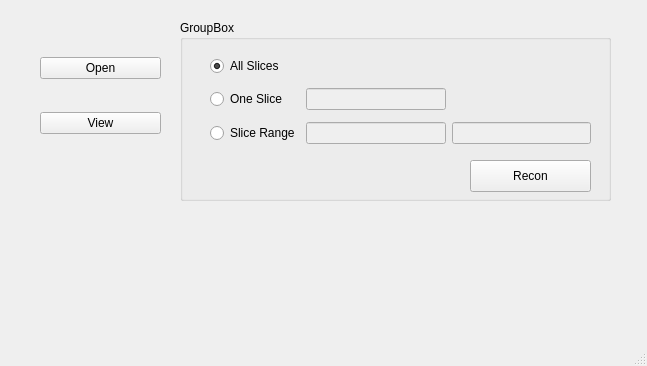
First picture: the form in xni/ui/mainwindow.ui, repository hyounggyu/xni, before the edit.
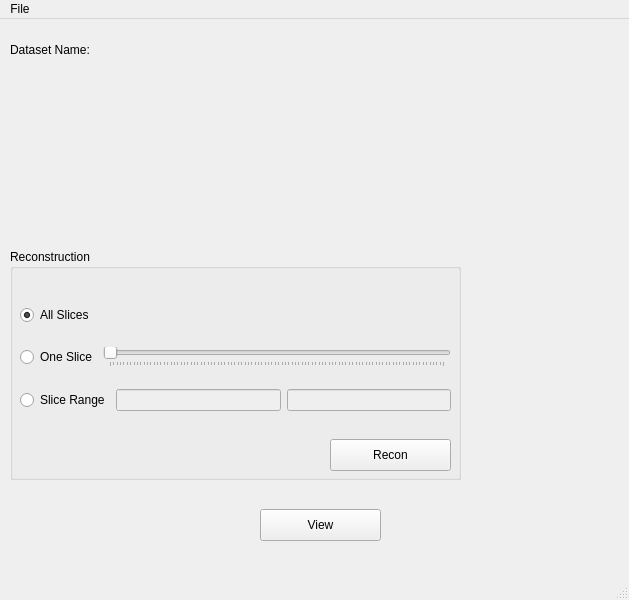
Second picture: the form after the edit.

Commit message: Open exist dataset

```diff
--- a/xni/ui/mainwindow.ui
+++ b/xni/ui/mainwindow.ui
@@ -9,57 +9,31 @@
    <rect>
     <x>0</x>
     <y>0</y>
-    <width>647</width>
-    <height>366</height>
+    <width>629</width>
+    <height>600</height>
    </rect>
   </property>
   <property name="windowTitle">
    <string>MainWindow</string>
   </property>
   <widget class="QWidget" name="centralwidget">
-   <widget class="QWidget" name="verticalLayoutWidget">
-    <property name="geometry">
-     <rect>
-      <x>40</x>
-      <y>30</y>
-      <width>121</width>
-      <height>131</height>
-     </rect>
-    </property>
-    <layout class="QVBoxLayout" name="verticalLayout">
-     <item>
-      <widget class="QPushButton" name="openButton">
-       <property name="text">
-        <string>Open</string>
-       </property>
-      </widget>
-     </item>
-     <item>
-      <widget class="QPushButton" name="viewButton">
-       <property name="text">
-        <string>View</string>
-       </property>
-      </widget>
-     </item>
-    </layout>
-   </widget>
    <widget class="QGroupBox" name="groupBox">
     <property name="geometry">
      <rect>
-      <x>180</x>
-      <y>20</y>
-      <width>431</width>
-      <height>181</height>
+      <x>10</x>
+      <y>230</y>
+      <width>451</width>
+      <height>231</height>
      </rect>
     </property>
     <property name="title">
-     <string>GroupBox</string>
+     <string>Reconstruction</string>
     </property>
     <widget class="QPushButton" name="reconButton">
      <property name="geometry">
       <rect>
-       <x>290</x>
-       <y>140</y>
+       <x>320</x>
+       <y>190</y>
        <width>121</width>
        <height>32</height>
       </rect>
@@ -68,17 +42,17 @@
       <string>Recon</string>
      </property>
     </widget>
-    <widget class="QWidget" name="gridLayoutWidget">
+    <widget class="QWidget" name="verticalLayoutWidget">
      <property name="geometry">
       <rect>
-       <x>30</x>
-       <y>30</y>
-       <width>381</width>
-       <height>101</height>
+       <x>10</x>
+       <y>40</y>
+       <width>431</width>
+       <height>141</height>
       </rect>
      </property>
-     <layout class="QGridLayout" name="gridLayout">
-      <item row="0" column="0">
+     <layout class="QVBoxLayout" name="verticalLayout">
+      <item>
        <widget class="QRadioButton" name="radioButton">
         <property name="baseSize">
          <size>
@@ -94,60 +68,119 @@
         </property>
        </widget>
       </item>
-      <item row="2" column="1">
-       <widget class="QLineEdit" name="lineEdit_2">
-        <property name="enabled">
-         <bool>false</bool>
-        </property>
-       </widget>
+      <item>
+       <layout class="QHBoxLayout" name="horizontalLayout">
+        <item>
+         <widget class="QRadioButton" name="radioButton_2">
+          <property name="text">
+           <string>One Slice</string>
+          </property>
+         </widget>
+        </item>
+        <item>
+         <widget class="QSlider" name="horizontalSlider">
+          <property name="enabled">
+           <bool>false</bool>
+          </property>
+          <property name="orientation">
+           <enum>Qt::Horizontal</enum>
+          </property>
+          <property name="tickPosition">
+           <enum>QSlider::TicksBelow</enum>
+          </property>
+         </widget>
+        </item>
+       </layout>
       </item>
-      <item row="2" column="0">
-       <widget class="QRadioButton" name="radioButton_3">
-        <property name="text">
-         <string>Slice Range</string>
-        </property>
-       </widget>
-      </item>
-      <item row="1" column="0">
-       <widget class="QRadioButton" name="radioButton_2">
-        <property name="text">
-         <string>One Slice</string>
-        </property>
-       </widget>
-      </item>
-      <item row="1" column="1">
-       <widget class="QLineEdit" name="lineEdit">
-        <property name="enabled">
-         <bool>false</bool>
-        </property>
-        <property name="text">
-         <string/>
-        </property>
-        <property name="placeholderText">
-         <string/>
-        </property>
-       </widget>
-      </item>
-      <item row="2" column="2">
-       <widget class="QLineEdit" name="lineEdit_3">
-        <property name="enabled">
-         <bool>false</bool>
-        </property>
-       </widget>
+      <item>
+       <layout class="QHBoxLayout" name="horizontalLayout_4">
+        <item>
+         <widget class="QRadioButton" name="radioButton_3">
+          <property name="text">
+           <string>Slice Range</string>
+          </property>
+         </widget>
+        </item>
+        <item>
+         <widget class="QLineEdit" name="lineEdit">
+          <property name="enabled">
+           <bool>false</bool>
+          </property>
+         </widget>
+        </item>
+        <item>
+         <widget class="QLineEdit" name="lineEdit_2">
+          <property name="enabled">
+           <bool>false</bool>
+          </property>
+         </widget>
+        </item>
+       </layout>
       </item>
      </layout>
     </widget>
    </widget>
+   <widget class="QPushButton" name="viewButton">
+    <property name="geometry">
+     <rect>
+      <x>260</x>
+      <y>490</y>
+      <width>121</width>
+      <height>32</height>
+     </rect>
+    </property>
+    <property name="text">
+     <string>View</string>
+    </property>
+   </widget>
+   <widget class="QLabel" name="label">
+    <property name="geometry">
+     <rect>
+      <x>10</x>
+      <y>20</y>
+      <width>91</width>
+      <height>21</height>
+     </rect>
+    </property>
+    <property name="text">
+     <string>Dataset Name:</string>
+    </property>
+   </widget>
+   <widget class="QLabel" name="labelDatasetName">
+    <property name="geometry">
+     <rect>
+      <x>110</x>
+      <y>20</y>
+      <width>131</width>
+      <height>21</height>
+     </rect>
+    </property>
+    <property name="text">
+     <string/>
+    </property>
+   </widget>
+   <zorder>groupBox</zorder>
+   <zorder>viewButton</zorder>
+   <zorder>lineEdit_2</zorder>
+   <zorder>label</zorder>
+   <zorder>labelDatasetName</zorder>
   </widget>
   <widget class="QMenuBar" name="menubar">
    <property name="geometry">
     <rect>
      <x>0</x>
      <y>0</y>
-     <width>647</width>
+     <width>629</width>
      <height>22</height>
     </rect>
    </property>
+   <widget class="QMenu" name="menuFile">
+    <property name="title">
+     <string>File</string>
+    </property>
+    <addaction name="actionOpen"/>
+   </widget>
+   <addaction name="menuFile"/>
   </widget>
   <widget class="QStatusBar" name="statusbar"/>
  </widget>
```
Left out of the diff: 10 changed lines with no effect on the pictures. The commit also changes 2 other files.
